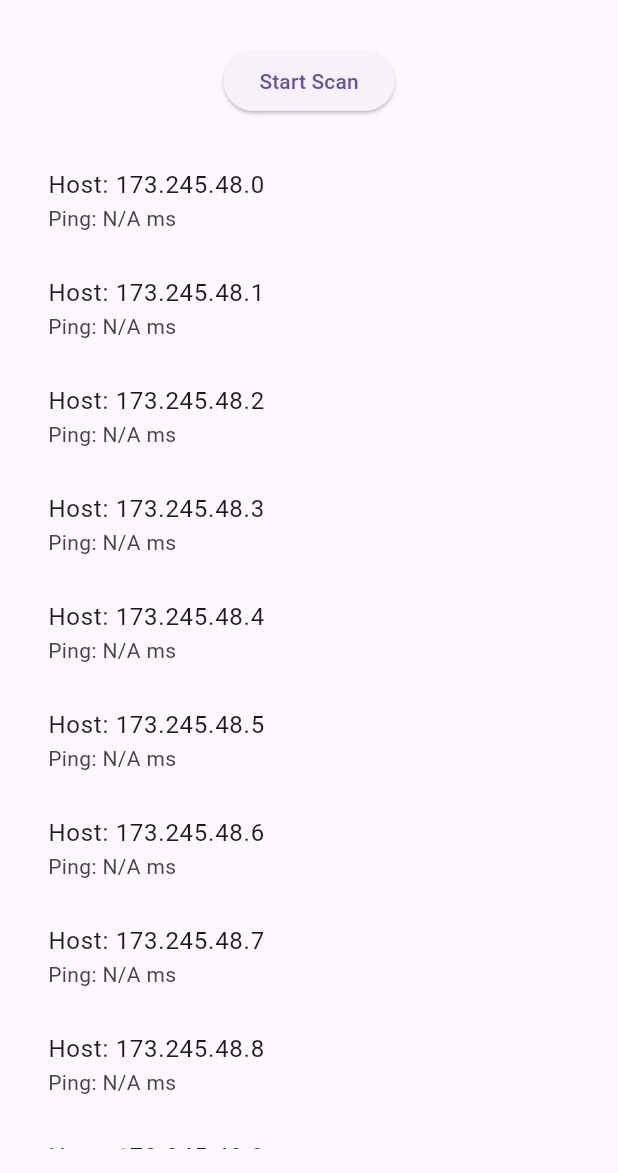
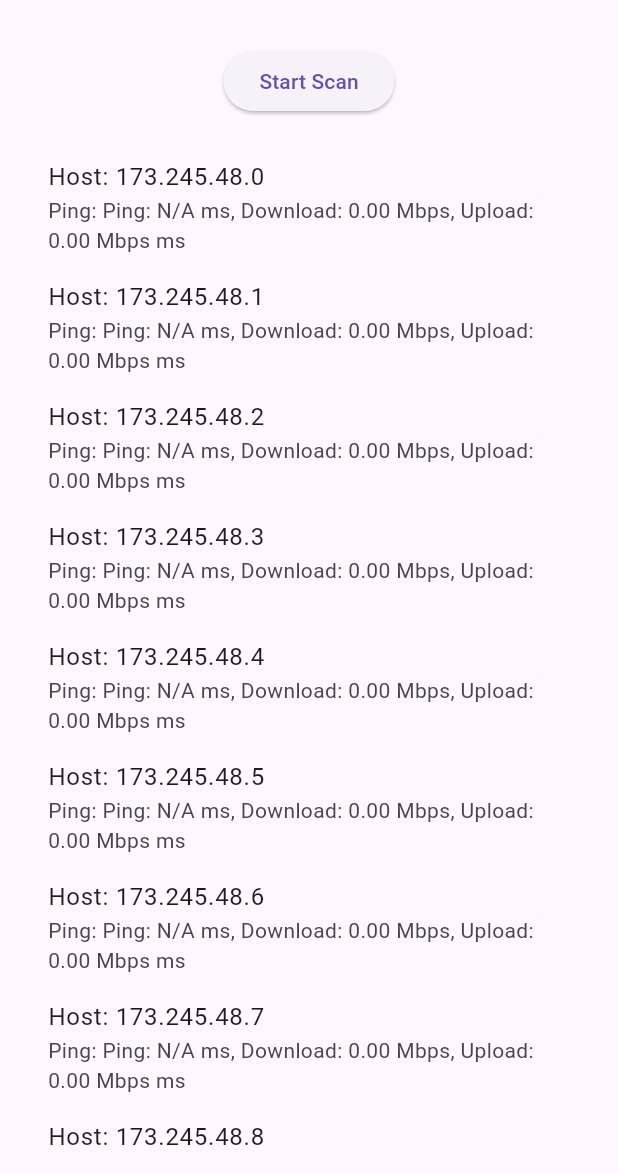
Before and after one commit to afredzhou/network_speed_test, a Flutter app: the screen it shows after launch, after a tap on "Start Scan", on a phone screen of 412 x 824 dp, the part 63-1236 px from its top. Run offline on Flutter 3.47's test engine with Material 3 defaults, Android fonts, the phone set to English and light mode, and no system bars; missing offline and left inert: dart_ping, flutter_internet_speed_test.

Commit message:
add speed test

```diff
--- a/lib/main.dart
+++ b/lib/main.dart
@@ -1,7 +1,7 @@
 import 'dart:async';
 import 'package:flutter/material.dart';
 import 'package:dart_ping/dart_ping.dart';
-import 'package:ping_discover_network_plus/ping_discover_network_plus.dart';
+import 'package:flutter_internet_speed_test/flutter_internet_speed_test.dart';
 
 void main() {
   runApp(const SpeedTestApp());
@@ -25,6 +25,7 @@ class FutureWithStatus {
 }
 
 class SpeedTestAppState extends State<SpeedTestApp> {
+  final internetSpeedTest = FlutterInternetSpeedTest()..enableLog();
   List<String> activeHosts = [];
   Map<String, String> pingResults = {};
   bool isScanning = false;
@@ -159,15 +160,46 @@ class SpeedTestAppState extends State<SpeedTestApp> {
     }
   }
   Future<void> pingHost(String ip) async {
-    final ping = Ping(ip, count: 3);
+    final ping = Ping(ip, count: 3);  // Ping 三次
     String pingTime = "N/A";
+
+    // 执行 Ping 操作
     await for (final event in ping.stream) {
       if (event.response != null) {
+        // 获取 Ping 的时间
         pingTime = event.response!.time!.inMilliseconds.toString();
+
+        // 实时更新 Ping 结果
         setState(() {
-          pingResults[ip] = pingTime;
+          pingResults[ip] = "Ping: $pingTime ms";
         });
       }
     }
+
+    // 在 Ping 操作结束后进行下载速度测试
+    double downloadSpeed = 0.0;
+    double uploadSpeed = 0.0;
+
+    await internetSpeedTest.startTesting(
+      useFastApi: true,  // 使用默认的 Fast API
+      downloadTestServer: 'http://$ip/testfile',  // 你的下载服务器URL
+      uploadTestServer: 'http://$ip/uploadfile',  // 你的上传服务器URL
+      onCompleted: (TestResult download, TestResult upload) {
+        downloadSpeed = download.transferRate;  // 获取下载速度
+        uploadSpeed = upload.transferRate;  // 获取上传速度
+      },
+      onError: (String errorMessage, String speedTestError) {
+        print("Error during speed test: $errorMessage");
+      },
+    );
+
+    // 更新下载速度和上传速度到 UI
+    setState(() {
+      pingResults[ip] = "Ping: $pingTime ms, Download: ${downloadSpeed.toStringAsFixed(2)} Mbps, Upload: ${uploadSpeed.toStringAsFixed(2)} Mbps";
+    });
   }
+
+
+
+
 }
--- a/pubspec.yaml
+++ b/pubspec.yaml
@@ -32,7 +32,7 @@ dependencies:
     sdk: flutter
   dart_ping: ^6.0.0
   ping_discover_network_plus: ^0.0.5
-
+  flutter_internet_speed_test: ^1.5.0
 
 
   # The following adds the Cupertino Icons font to your application.
```
Also changed, not shown: pubspec.lock, 3 other files.
